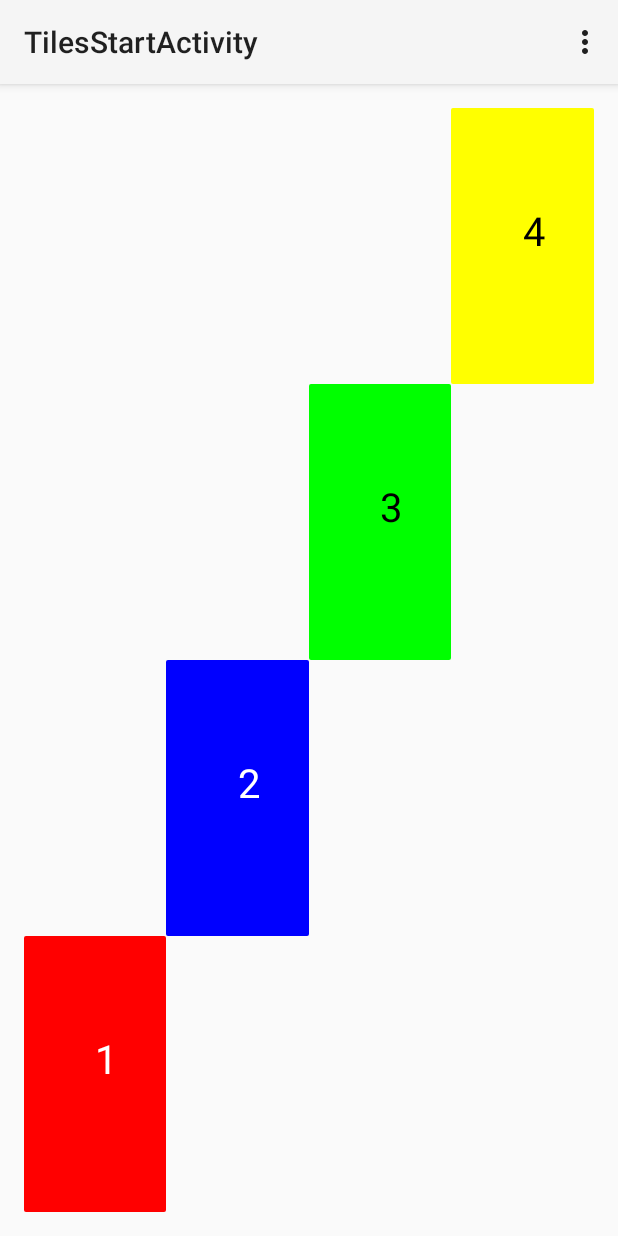
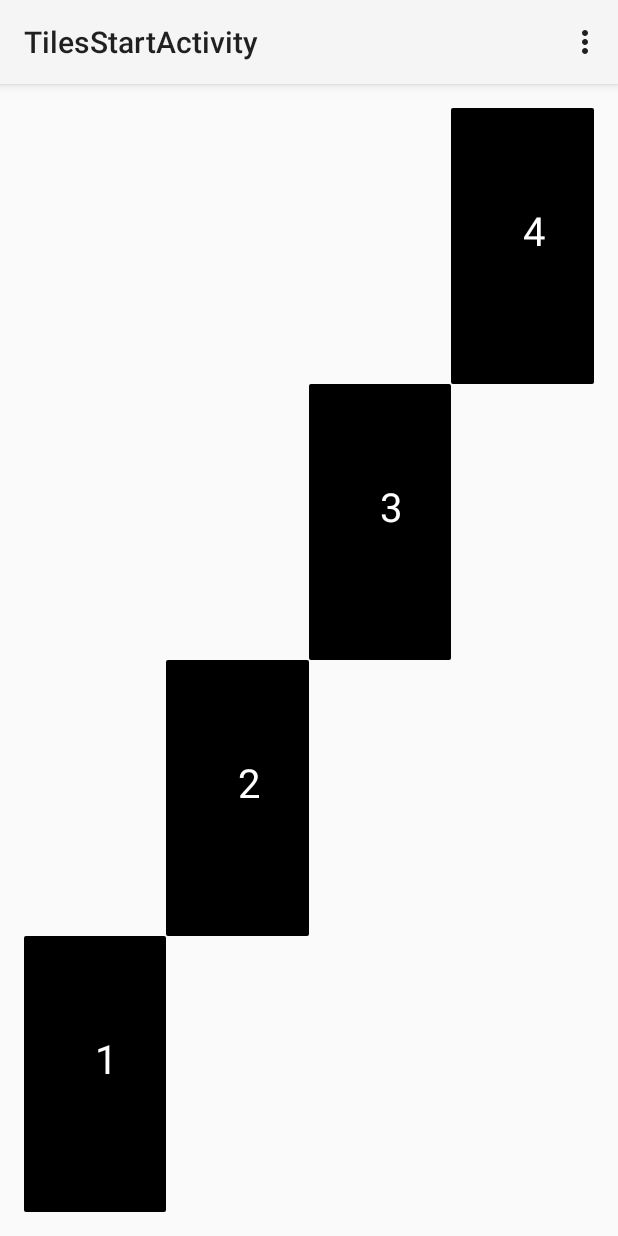
Before and after one commit to ValerianPerez/Android, an Android app: the screen it shows after launch (TilesStartActivity), on a phone screen of 412 x 824 dp. Run offline under Robolectric (Android 15) with nearby library versions, the phone set to English and light mode, and no system bars.

```diff
--- a/app/src/main/java/fr/ups/sim/superpianotiles/TilesView.java
+++ b/app/src/main/java/fr/ups/sim/superpianotiles/TilesView.java
@@ -89,7 +89,7 @@ public class TilesView extends View {
             // Une tile est composée de sa couleur, celle de son texte, le texte en question et sa taille
             // et enfin de sa position ainsi que de la forme rectangulaire nécessaire à son dessin.
             Position positionTile1 = new Position(left, top, right, bottom);
-            Tile tile1 = new Tile(Color.RED, Color.WHITE, "1", 40, positionTile1, new RectF(left, top, right, bottom));
+            Tile tile1 = new Tile(Color.BLACK, Color.WHITE, "1", 40, positionTile1, new RectF(left, top, right, bottom));
             this.tiles.add(tile1);
 
             //Tile 2
@@ -99,7 +99,7 @@ public class TilesView extends View {
             bottom = contentHeight * 3 / 4;
 
             Position positionTile2 = new Position(left, top, right, bottom);
-            Tile tile2 = new Tile(Color.BLUE, Color.WHITE, "2", 40, positionTile2, new RectF(left, top, right, bottom));
+            Tile tile2 = new Tile(Color.BLACK, Color.WHITE, "2", 40, positionTile2, new RectF(left, top, right, bottom));
             this.tiles.add(tile2);
 
             //Tile 3
@@ -109,7 +109,7 @@ public class TilesView extends View {
             bottom = contentHeight / 2;
 
             Position positionTile3 = new Position(left, top, right, bottom);
-            Tile tile3 = new Tile(Color.GREEN, Color.BLACK, "3", 40, positionTile3, new RectF(left, top, right, bottom));
+            Tile tile3 = new Tile(Color.BLACK, Color.WHITE, "3", 40, positionTile3, new RectF(left, top, right, bottom));
             this.tiles.add(tile3);
 
             //Tile 4
@@ -119,7 +119,7 @@ public class TilesView extends View {
             bottom = contentHeight / 4;
 
             Position positionTile4 = new Position(left, top, right, bottom);
-            Tile tile4 = new Tile(Color.YELLOW, Color.BLACK, "4", 40, positionTile4, new RectF(left, top, right, bottom));
+            Tile tile4 = new Tile(Color.BLACK, Color.WHITE, "4", 40, positionTile4, new RectF(left, top, right, bottom));
             this.tiles.add(tile4);
 
             init = false;
--- a/app/src/main/res/anim/slide_tiles_4x4.xml
+++ b/app/src/main/res/anim/slide_tiles_4x4.xml
@@ -2,7 +2,7 @@
 <set xmlns:android="http://schemas.android.com/apk/res/android">
     <translate
         android:fromYDelta="0"
-        android:toYDelta="25%p"
-        android:duration="100"
+        android:toYDelta="25%"
+        android:duration="120"
     />
 </set>
```
Also changed, not shown: app/src/main/java/fr/ups/sim/superpianotiles/TilesStartActivity.java (+23 -16 lines).
